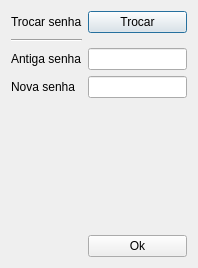
BrenoMartinsDeOliveiraVasconcelos/FrozenChicken, file options.ui: the form before one commit.
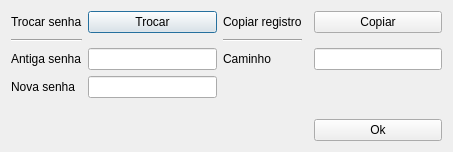
The form after the commit.

```diff
--- a/options.ui
+++ b/options.ui
@@ -6,21 +6,14 @@
    <rect>
     <x>0</x>
     <y>0</y>
-    <width>198</width>
-    <height>268</height>
+    <width>453</width>
+    <height>152</height>
    </rect>
   </property>
   <property name="windowTitle">
    <string>Dialog</string>
   </property>
   <layout class="QGridLayout" name="gridLayout_2">
-   <item row="3" column="0">
-    <widget class="QLabel" name="label">
-     <property name="text">
-      <string>Antiga senha</string>
-     </property>
-    </widget>
-   </item>
    <item row="1" column="3">
     <widget class="QPushButton" name="okps">
      <property name="text">
@@ -45,6 +38,23 @@
      </property>
     </widget>
    </item>
+   <item row="3" column="3">
+    <widget class="QLineEdit" name="oldps"/>
+   </item>
+   <item row="1" column="5">
+    <widget class="Line" name="line_3">
+     <property name="orientation">
+      <enum>Qt::Horizontal</enum>
+     </property>
+    </widget>
+   </item>
+   <item row="3" column="0">
+    <widget class="QLabel" name="label">
+     <property name="text">
+      <string>Antiga senha</string>
+     </property>
+    </widget>
+   </item>
    <item row="1" column="0">
     <widget class="QLabel" name="label_2">
      <property name="text">
@@ -52,17 +62,38 @@
      </property>
     </widget>
    </item>
-   <item row="3" column="3">
-    <widget class="QLineEdit" name="oldps"/>
+   <item row="1" column="4">
+    <widget class="QLabel" name="label_4">
+     <property name="text">
+      <string>Copiar registro</string>
+     </property>
+    </widget>
    </item>
-   <item row="6" column="3">
-    <widget class="QPushButton" name="exitopt">
+   <item row="3" column="4">
+    <widget class="QLabel" name="label_5">
      <property name="text">
-      <string>Ok</string>
+      <string>Caminho</string>
      </property>
     </widget>
    </item>
-   <item row="5" column="0">
+   <item row="3" column="6">
+    <widget class="QLineEdit" name="path"/>
+   </item>
+   <item row="1" column="6">
+    <widget class="QPushButton" name="copy">
+     <property name="text">
+      <string>Copiar</string>
+     </property>
+    </widget>
+   </item>
+   <item row="2" column="4">
+    <widget class="Line" name="line_2">
+     <property name="orientation">
+      <enum>Qt::Horizontal</enum>
+     </property>
+    </widget>
+   </item>
+   <item row="5" column="6">
     <spacer name="verticalSpacer">
      <property name="orientation">
       <enum>Qt::Vertical</enum>
@@ -75,6 +106,13 @@
      </property>
     </spacer>
    </item>
+   <item row="6" column="6">
+    <widget class="QPushButton" name="exitopt">
+     <property name="text">
+      <string>Ok</string>
+     </property>
+    </widget>
+   </item>
   </layout>
  </widget>
  <resources/>
```
